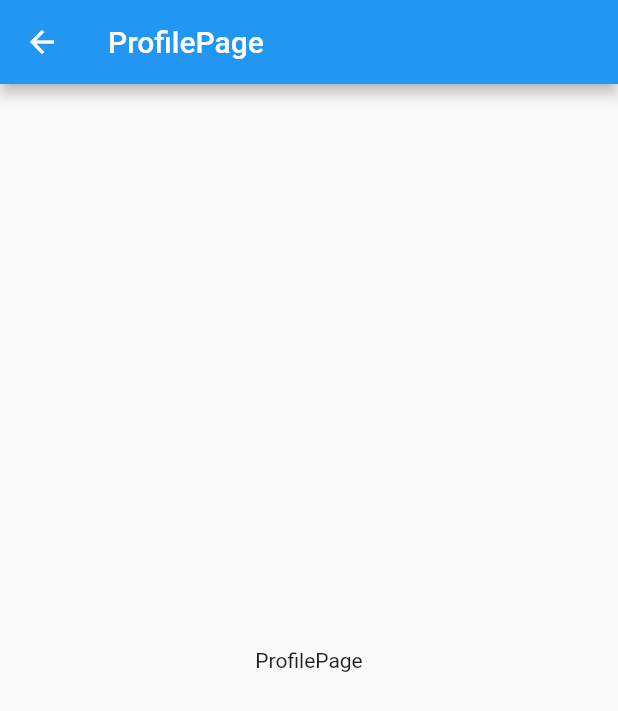
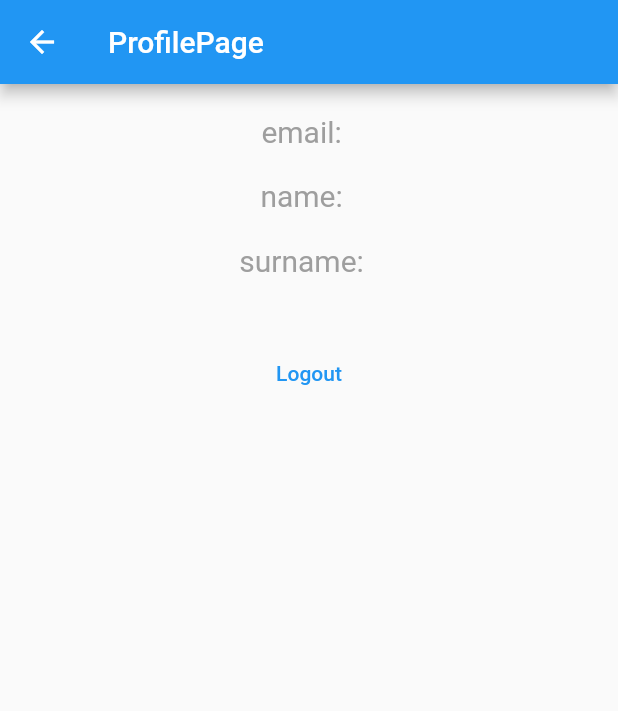
Before and after one commit to thana19/flutter_workshop_authlogin, a Flutter app: the ProfilePage screen opened by its route, on a phone screen of 412 x 824 dp. Shown: the top 711 px of the screen. Run offline on Flutter 3.47's test engine with Material 2 defaults, Android fonts, the phone set to English and light mode, and no system bars; our stand-ins replace flutter_form_builder, font_awesome_flutter, shared_preferences; accounts and stored records are empty.

Commit message:
profilepage

```diff
--- a/lib/pages/ProfilePage.dart
+++ b/lib/pages/ProfilePage.dart
@@ -1,4 +1,6 @@
 import 'package:flutter/material.dart';
+import 'package:shared_preferences/shared_preferences.dart';
+import 'dart:convert' as convert;
 
 class ProfilePage extends StatefulWidget {
   ProfilePage({Key? key}) : super(key: key);
@@ -8,17 +10,68 @@ class ProfilePage extends StatefulWidget {
 }
 
 class _ProfilePageState extends State<ProfilePage> {
+  SharedPreferences? sharePrefs;
+  Map<String, dynamic> profile = {'username': '', 'name': '', "surname": ''};
+
+  _getSharedPreferences() async {
+    // SharedPreferences sharePrefs = await SharedPreferences.getInstance();
+    sharePrefs = await SharedPreferences.getInstance();
+    var profileString = sharePrefs!.getString('profile');
+    print(profileString);
+    if (profileString != null) {
+      setState(() {
+        profile = convert.jsonDecode(profileString);
+      });
+    }
+  }
+
+  @override
+  void initState() {
+    super.initState();
+    _getSharedPreferences();
+  }
+
   @override
   Widget build(BuildContext context) {
     return Scaffold(
         appBar: AppBar(
           title: Text('ProfilePage'),
         ),
-        body: Center(
-          child: Column(
-            mainAxisAlignment: MainAxisAlignment.center,
-            children: [Text('ProfilePage')],
-          ),
-        ));
+        body: Container(
+            padding: const EdgeInsets.all(20),
+            child: Row(
+              mainAxisAlignment: MainAxisAlignment.spaceEvenly,
+              children: [
+                Column(
+                  children: [
+                    Text('email: ${profile['username']} ',
+                        style: TextStyle(fontSize: 20, color: Colors.grey)),
+                    SizedBox(height: 20),
+                    Text('name: ${profile['name']} ',
+                        style: TextStyle(fontSize: 20, color: Colors.grey)),
+                    SizedBox(height: 20),
+                    Text('surname: ${profile['surname']} ',
+                        style: TextStyle(fontSize: 20, color: Colors.grey)),
+                    SizedBox(height: 40),
+                    MaterialButton(
+                      onPressed: () {
+                        _logout();
+                      },
+                      child:
+                          Text("Logout", style: TextStyle(color: Colors.blue)),
+                    ),
+                  ],
+                ),
+              ],
+            )));
+  }
+
+  _logout() async {
+    sharePrefs = await SharedPreferences.getInstance();
+    await sharePrefs!.remove('token');
+    await sharePrefs!.remove('profile');
+
+    Navigator.of(context, rootNavigator: true)
+        .pushNamedAndRemoveUntil('/login', (route) => false);
   }
 }
```
